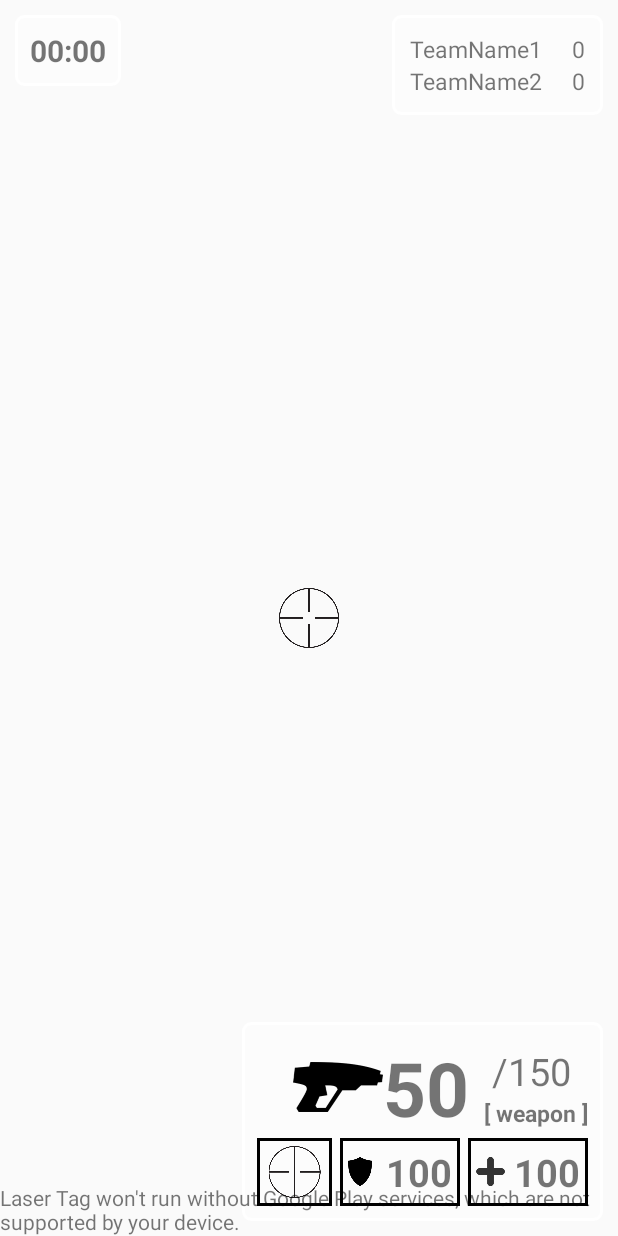
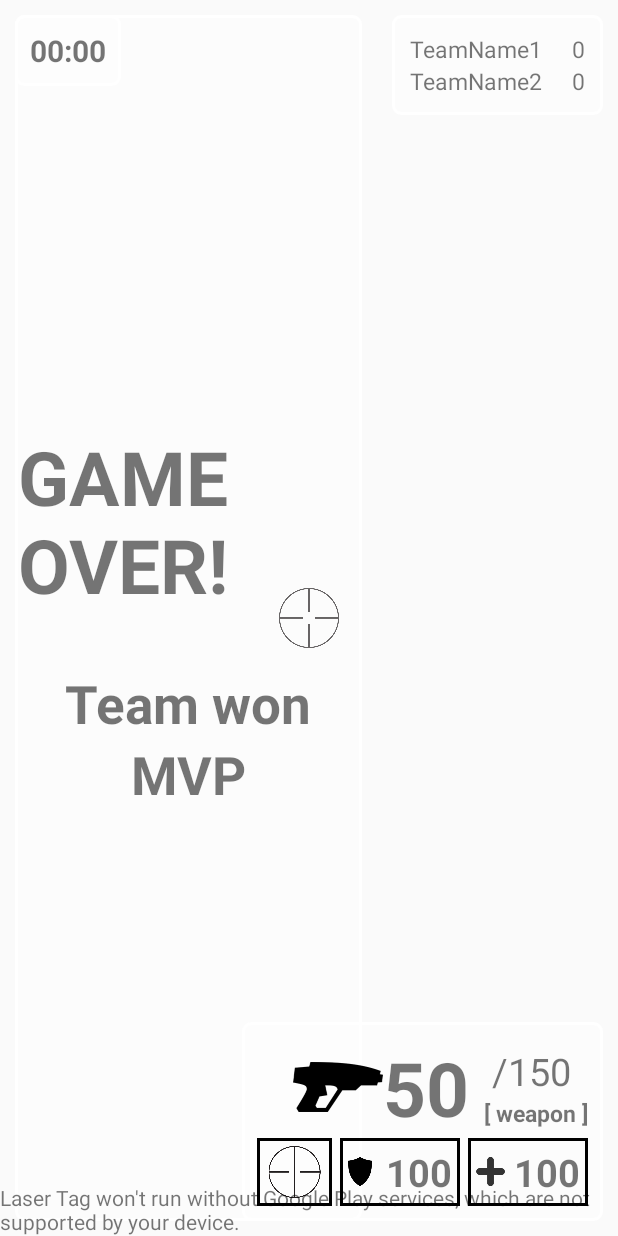
Before and after one commit to drummeric/LaserTag, an Android app: the layout activity_fps.xml on its own in the app's theme, with its tools: preview values and no code run, on a phone screen of 412 x 824 dp. Run offline under Robolectric (Android 15) with nearby library versions, the phone set to English and light mode, and no system bars.

Commit message:
FPS game over screen started. TeamIterator Fixed (now you can shoot more than one other person)
- Text needs finalizing

```diff
--- /dev/null
+++ b/app/src/main/res/layout/gameover.xml
@@ -0,0 +1,33 @@
+<?xml version="1.0" encoding="utf-8"?>
+<LinearLayout xmlns:android="http://schemas.android.com/apk/res/android"
+    android:orientation="vertical" android:layout_width="match_parent"
+    android:background="@drawable/rectangle"
+    android:layout_height="match_parent"
+    android:gravity="center">
+
+    <TextView
+        android:layout_width="wrap_content"
+        android:layout_height="wrap_content"
+        android:layout_gravity="center_horizontal"
+        android:text="GAME OVER!"
+        android:textStyle="bold"
+        android:textSize="50dp"
+        android:layout_marginBottom="35dp"/>
+
+    <TextView
+        android:layout_width="wrap_content"
+        android:layout_height="wrap_content"
+        android:id="@+id/text_gameover_team"
+        android:text="Team won"
+        android:textStyle="bold"
+        android:textSize="35dp"/>
+
+    <TextView
+        android:layout_width="wrap_content"
+        android:layout_height="wrap_content"
+        android:id="@+id/text_gameover_mvp"
+        android:text="MVP"
+        android:textStyle="bold"
+        android:textSize="35dp"/>
+
+</LinearLayout>
--- a/app/src/main/res/layout/hud.xml
+++ b/app/src/main/res/layout/hud.xml
@@ -8,12 +8,18 @@
     <include layout="@layout/scoreboard"
         android:layout_height="wrap_content"
         android:layout_width="wrap_content"
+        android:id="@+id/layout_hud_scoreboard"
         android:layout_alignParentEnd="true"
         android:layout_alignParentTop="true"
-        android:layout_marginLeft="10dp"
-        android:layout_marginRight="10dp"
-        android:layout_marginTop="10dp"
-        android:layout_marginBottom="10dp" />
+        android:layout_margin="10dp" />
+
+    <include layout="@layout/gameover"
+        android:layout_height="match_parent"
+        android:layout_width="wrap_content"
+        android:id="@+id/layout_hud_gameover"
+        android:layout_alignParentStart="true"
+        android:layout_toLeftOf="@id/layout_hud_scoreboard"
+        android:layout_margin="10dp" />
 
     <TextView
         android:layout_width="wrap_content"
```
Also changed, not shown: app/src/main/java/com/taserlag/lasertag/activity/FPSActivity.java (+13 -11 lines), app/src/main/java/com/taserlag/lasertag/fpsui/GameOver.java (added, +93 -0 lines), app/src/main/java/com/taserlag/lasertag/fpsui/Scoreboard.java (+51 -23 lines), app/src/main/java/com/taserlag/lasertag/game/DBGame.java (+14 -4 lines), app/src/main/java/com/taserlag/lasertag/player/DBPlayer.java (+16 -3 lines).
